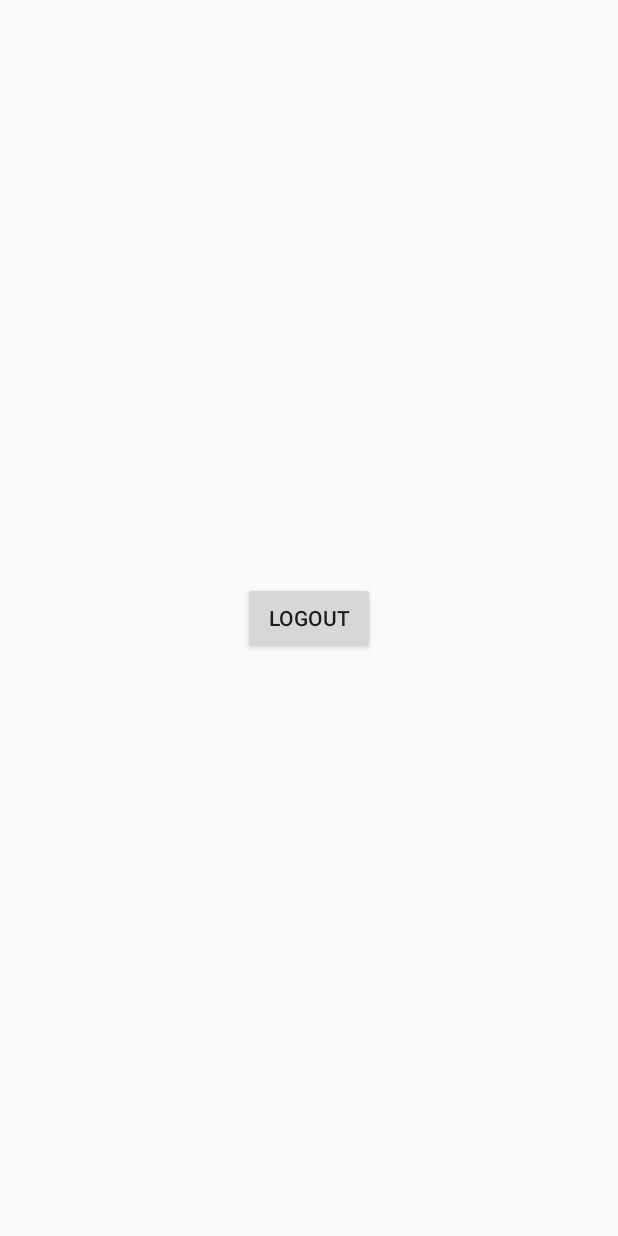
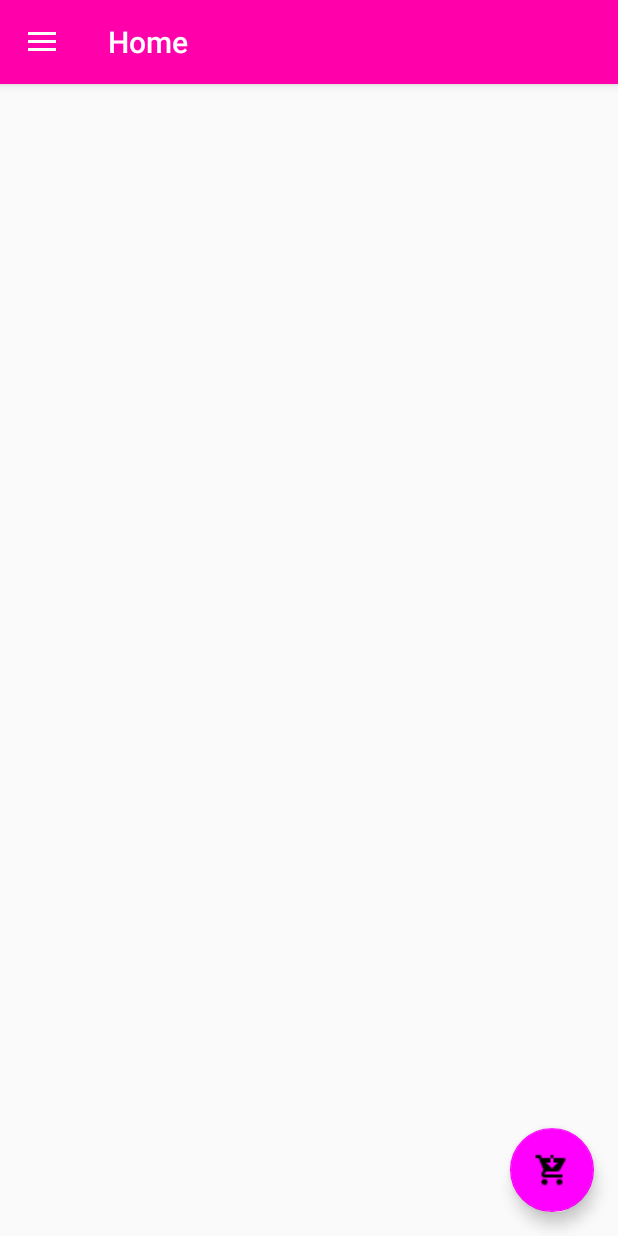
Before and after one commit to woupyie/Thrifty, an Android app: the HomeActivity screen opened directly, with no data from a screen before it, on a phone screen of 412 x 824 dp. Run offline under Robolectric (Android 15) with nearby library versions, the phone set to English and light mode, and no system bars; our stand-ins replace CircleImageView, navigation-ui; libraries missing offline, so code that uses them is left out: io.paperdb; 1 statement that could not run was skipped.

Commit message:
Navigation drawer created for user.

```diff
--- a/app/src/main/java/com/woupyie/thrifty/HomeActivity.java
+++ b/app/src/main/java/com/woupyie/thrifty/HomeActivity.java
@@ -1,34 +1,143 @@
 package com.woupyie.thrifty;
-
-import androidx.appcompat.app.AppCompatActivity;
 
 import android.content.Intent;
 import android.os.Bundle;
+import android.view.MenuItem;
 import android.view.View;
-import android.widget.Button;
+import android.view.Menu;
+import android.widget.TextView;
 
+import com.google.android.material.floatingactionbutton.FloatingActionButton;
+import com.google.android.material.snackbar.Snackbar;
+import com.google.android.material.navigation.NavigationView;
+
+import androidx.annotation.NonNull;
+import androidx.appcompat.app.ActionBarDrawerToggle;
+import androidx.core.view.GravityCompat;
+import androidx.navigation.NavController;
+import androidx.navigation.Navigation;
+import androidx.navigation.ui.AppBarConfiguration;
+import androidx.navigation.ui.NavigationUI;
+import androidx.drawerlayout.widget.DrawerLayout;
+import androidx.appcompat.app.AppCompatActivity;
+import androidx.appcompat.widget.Toolbar;
+
+import de.hdodenhof.circleimageview.CircleImageView;
 import io.paperdb.Paper;
 
-public class HomeActivity extends AppCompatActivity {
+public class HomeActivity extends AppCompatActivity implements NavigationView.OnNavigationItemSelectedListener {
 
-    private Button logoutBtn ;
+//    private AppBarConfiguration mAppBarConfiguration;
 
     @Override
     protected void onCreate(Bundle savedInstanceState) {
         super.onCreate(savedInstanceState);
         setContentView(R.layout.activity_home);
 
-        logoutBtn = findViewById(R.id.logout_btn);
+        Paper.init(this);
 
-        logoutBtn.setOnClickListener(new View.OnClickListener() {
+        Toolbar toolbar = findViewById(R.id.toolbar);
+        toolbar.setTitle("Home");
+        setSupportActionBar(toolbar);
+
+        FloatingActionButton fab = findViewById(R.id.fab);
+        fab.setOnClickListener(new View.OnClickListener() {
             @Override
-            public void onClick(View v) {
-
-                Paper.book().destroy();
-
-                Intent intent = new Intent (HomeActivity.this, MainActivity.class);
-                startActivity(intent);
+            public void onClick(View view) {
+                Snackbar.make(view, "Replace with your own action", Snackbar.LENGTH_LONG)
+                        .setAction("Action", null).show();
             }
         });
+
+        DrawerLayout drawer = (DrawerLayout) findViewById(R.id.drawer_layout);
+        ActionBarDrawerToggle toggle = new ActionBarDrawerToggle(
+                this, drawer, toolbar, R.string.navigation_drawer_open, R.string.navigation_drawer_close);
+        drawer.addDrawerListener(toggle);
+        toggle.syncState();
+
+
+        NavigationView navigationView = (NavigationView) findViewById(R.id.nav_view);
+        navigationView.setNavigationItemSelectedListener(this);
+
+        View headerView = navigationView.getHeaderView(0);
+        TextView userNameTextView = headerView.findViewById(R.id.user_profile_name);
+        CircleImageView profileImageView = headerView.findViewById(R.id.user_profile_image);
+
+    }
+    @Override
+    public  void onBackPressed(){
+        DrawerLayout drawer = (DrawerLayout) findViewById(R.id.drawer_layout);
+        if (drawer.isDrawerOpen(GravityCompat.START)) {
+            drawer.closeDrawer(GravityCompat.START);
+        } else {
+            super.onBackPressed();
+        }
+
+    }
+
+    @Override
+    public boolean onCreateOptionsMenu(Menu menu) {
+        // Inflate the menu; this adds items to the action bar if it is present.
+        getMenuInflater().inflate(R.menu.home, menu);
+        return true;
+    }
+
+//    @Override
+//    public boolean onSupportNavigateUp() {
+//        NavController navController = Navigation.findNavController(this, R.id.nav_host_fragment);
+//        return NavigationUI.navigateUp(navController, mAppBarConfiguration)
+//                || super.onSupportNavigateUp();
+//    }
+
+    @Override
+    public boolean onOptionsItemSelected(MenuItem item)
+    {
+        int id = item.getItemId();
+
+//        if (id == R.id.action_settings)
+//        {
+//            return true;
+//        }
+
+        return super.onOptionsItemSelected(item);
+    }
+
+    @SuppressWarnings("StatementWithEmptyBody")
+
+    @Override
+    public boolean onNavigationItemSelected(@NonNull MenuItem item) {
+        // Handle navigation view item clicks here.
+        int id = item.getItemId();
+
+        if (id == R.id.nav_cart)
+        {
+
+        }
+        else if (id == R.id.nav_orders)
+        {
+
+        }
+        else if (id == R.id.nav_categories)
+        {
+
+        }
+        else if (id == R.id.nav_settings)
+        {
+
+        }
+        else if (id == R.id.nav_logout)
+        {
+            Paper.book().destroy();
+
+            Intent intent = new Intent(HomeActivity.this, MainActivity.class);
+            intent.addFlags(Intent.FLAG_ACTIVITY_NEW_TASK | Intent.FLAG_ACTIVITY_CLEAR_TASK);
+            startActivity(intent);
+            finish();
+
+        }
+
+        DrawerLayout drawer = (DrawerLayout) findViewById(R.id.drawer_layout);
+        drawer.closeDrawer(GravityCompat.START);
+        return true;
     }
 }
--- a/app/src/main/res/layout/activity_home.xml
+++ b/app/src/main/res/layout/activity_home.xml
@@ -1,17 +1,24 @@
 <?xml version="1.0" encoding="utf-8"?>
-<RelativeLayout
-    xmlns:android="http://schemas.android.com/apk/res/android"
+<androidx.drawerlayout.widget.DrawerLayout xmlns:android="http://schemas.android.com/apk/res/android"
     xmlns:app="http://schemas.android.com/apk/res-auto"
     xmlns:tools="http://schemas.android.com/tools"
+    android:id="@+id/drawer_layout"
     android:layout_width="match_parent"
     android:layout_height="match_parent"
-    tools:context=".HomeActivity">
+    android:fitsSystemWindows="true"
+    tools:openDrawer="start">
 
-    <Button
-        android:id="@+id/logout_btn"
+    <include
+        layout="@layout/app_bar_home"
+        android:layout_width="match_parent"
+        android:layout_height="match_parent" />
+
+    <com.google.android.material.navigation.NavigationView
+        android:id="@+id/nav_view"
         android:layout_width="wrap_content"
-        android:layout_height="wrap_content"
-        android:layout_centerInParent="true"
-        android:layout_centerVertical="true"
-        android:text="logout" />
-</RelativeLayout>
+        android:layout_height="match_parent"
+        android:layout_gravity="start"
+        android:fitsSystemWindows="true"
+        app:headerLayout="@layout/nav_header_home"
+        app:menu="@menu/activity_home_drawer" />
+</androidx.drawerlayout.widget.DrawerLayout>
--- /dev/null
+++ b/app/src/main/res/layout/app_bar_home.xml
@@ -0,0 +1,33 @@
+<?xml version="1.0" encoding="utf-8"?>
+<androidx.coordinatorlayout.widget.CoordinatorLayout xmlns:android="http://schemas.android.com/apk/res/android"
+    xmlns:app="http://schemas.android.com/apk/res-auto"
+    xmlns:tools="http://schemas.android.com/tools"
+    android:layout_width="match_parent"
+    android:layout_height="match_parent"
+    tools:context=".HomeActivity">
+
+    <com.google.android.material.appbar.AppBarLayout
+        android:layout_width="match_parent"
+        android:layout_height="wrap_content"
+        android:theme="@style/AppTheme.AppBarOverlay">
+
+        <androidx.appcompat.widget.Toolbar
+            android:id="@+id/toolbar"
+            android:layout_width="match_parent"
+            android:layout_height="?attr/actionBarSize"
+            android:background="?attr/colorPrimary"
+            app:popupTheme="@style/AppTheme.PopupOverlay" />
+
+    </com.google.android.material.appbar.AppBarLayout>
+
+    <include layout="@layout/content_home" />
+
+    <com.google.android.material.floatingactionbutton.FloatingActionButton
+        android:id="@+id/fab"
+        android:layout_width="wrap_content"
+        android:layout_height="wrap_content"
+        android:layout_gravity="bottom|end"
+        android:layout_margin="@dimen/fab_margin"
+        app:srcCompat="@drawable/nav_cart" />
+
+</androidx.coordinatorlayout.widget.CoordinatorLayout>
--- /dev/null
+++ b/app/src/main/res/layout/content_home.xml
@@ -0,0 +1,19 @@
+<?xml version="1.0" encoding="utf-8"?>
+<RelativeLayout xmlns:android="http://schemas.android.com/apk/res/android"
+    xmlns:app="http://schemas.android.com/apk/res-auto"
+    xmlns:tools="http://schemas.android.com/tools"
+    android:layout_width="match_parent"
+    android:layout_height="match_parent"
+    app:layout_behavior="@string/appbar_scrolling_view_behavior"
+    tools:showIn="@layout/app_bar_home">
+
+    <androidx.recyclerview.widget.RecyclerView
+        android:id="@+id/recycler_menu"
+        android:layout_width="match_parent"
+        android:layout_height="match_parent"
+        android:scrollbars="vertical">
+
+    </androidx.recyclerview.widget.RecyclerView>
+
+
+</RelativeLayout>
--- /dev/null
+++ b/app/src/main/res/menu/activity_home_drawer.xml
@@ -0,0 +1,37 @@
+<?xml version="1.0" encoding="utf-8"?>
+<menu xmlns:android="http://schemas.android.com/apk/res/android"
+    xmlns:tools="http://schemas.android.com/tools"
+    tools:showIn="navigation_view">
+
+    <group android:checkableBehavior="single">
+        <item
+            android:id="@+id/nav_cart"
+            android:icon="@drawable/nav_cart"
+            android:title="Cart"
+            android:iconTint="@android:color/white"/>
+        <item
+            android:id="@+id/nav_orders"
+            android:icon="@drawable/orders"
+            android:title="Orders"
+            android:iconTint="@android:color/white"/>
+        <item
+            android:id="@+id/nav_categories"
+            android:icon="@drawable/category"
+            android:title="Categories"
+            android:iconTint="@android:color/white"/>
+
+        <item
+            android:id="@+id/nav_settings"
+            android:icon="@drawable/settings"
+            android:title="Settings"
+            android:iconTint="@android:color/white"/>
+
+        <item
+            android:id="@+id/nav_logout"
+            android:icon="@drawable/logout"
+            android:title="Logout"
+            android:iconTint="@android:color/white"/>
+
+
+    </group>
+</menu>
--- /dev/null
+++ b/app/src/main/res/menu/home.xml
@@ -0,0 +1,9 @@
+<?xml version="1.0" encoding="utf-8"?>
+<menu xmlns:android="http://schemas.android.com/apk/res/android"
+    xmlns:app="http://schemas.android.com/apk/res-auto">
+<!--    <item-->
+<!--        android:id="@+id/action_settings"-->
+<!--        android:orderInCategory="100"-->
+<!--        android:title="@string/action_settings"-->
+<!--        app:showAsAction="never" />-->
+</menu>
--- a/app/src/main/res/values/strings.xml
+++ b/app/src/main/res/values/strings.xml
@@ -11,4 +11,16 @@
     <string name="phone_number_hint">Phone Number</string>
     <string name="register_txt">Create Account</string>
     <string name="slogan_text_hint">Add new product</string>
+    <string name="title_activity_home">HomeActivity</string>
+    <string name="navigation_drawer_open">Open navigation drawer</string>
+    <string name="navigation_drawer_close">Close navigation drawer</string>
+    <string name="nav_header_title">Android Studio</string>
+    <string name="nav_header_subtitle">android.studio@android.com</string>
+    <string name="nav_header_desc">Navigation header</string>
+    <string name="action_settings">Settings</string>
+
+    <string name="menu_home">Home</string>
+    <string name="menu_gallery">Gallery</string>
+    <string name="menu_slideshow">Slideshow</string>
+    <string name="profile_user_name">User Name</string>
 </resources>
--- a/app/src/main/res/values/styles.xml
+++ b/app/src/main/res/values/styles.xml
@@ -7,4 +7,13 @@
         <item name="colorAccent">@color/colorAccent</item>
     </style>
 
+    <style name="AppTheme.NoActionBar">
+        <item name="windowActionBar">false</item>
+        <item name="windowNoTitle">true</item>
+    </style>
+
+    <style name="AppTheme.AppBarOverlay" parent="ThemeOverlay.AppCompat.Dark.ActionBar" />
+
+    <style name="AppTheme.PopupOverlay" parent="ThemeOverlay.AppCompat.Light" />
+
 </resources>
```
Also changed, not shown: app/build.gradle (+7 -0 lines), app/src/main/AndroidManifest.xml (+5 -2 lines), app/src/main/res/drawable/ic_menu_camera.xml (added, +12 -0 lines), app/src/main/res/drawable/ic_menu_gallery.xml (added, +9 -0 lines), app/src/main/res/drawable/ic_menu_slideshow.xml (added, +9 -0 lines), app/src/main/res/drawable/side_nav_bar.xml (added, +9 -0 lines), app/src/main/res/layout/nav_header_home.xml (added, +35 -0 lines), app/src/main/res/values/dimens.xml (added, +8 -0 lines), app/src/main/res/drawable/settings.png (added).
